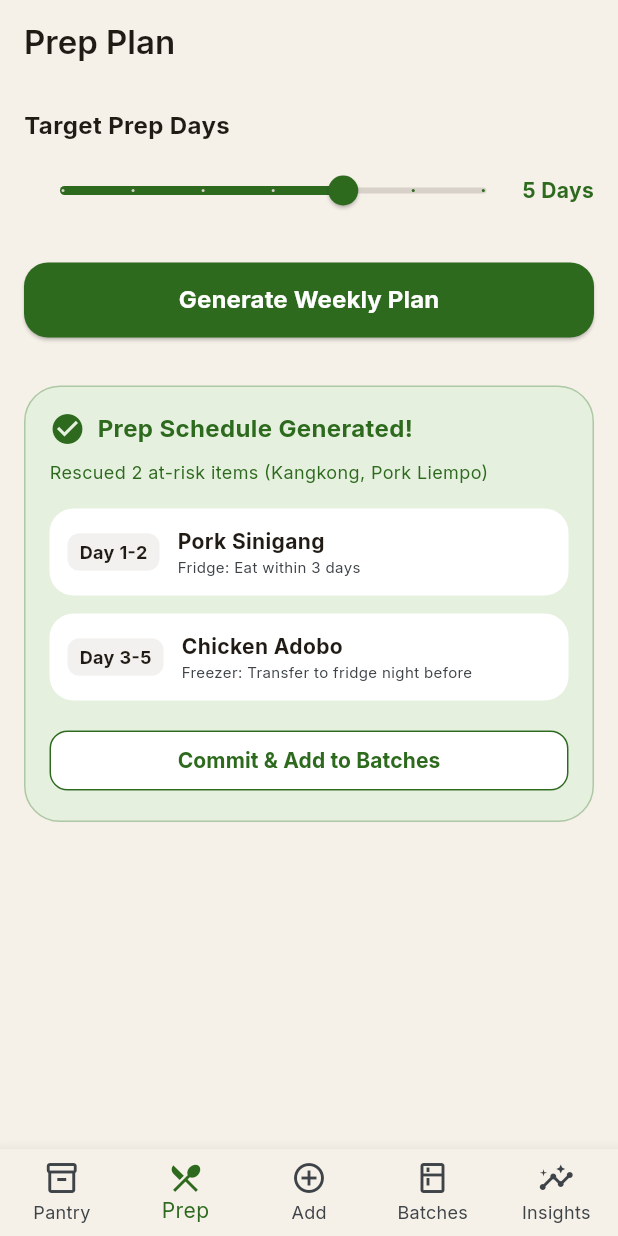
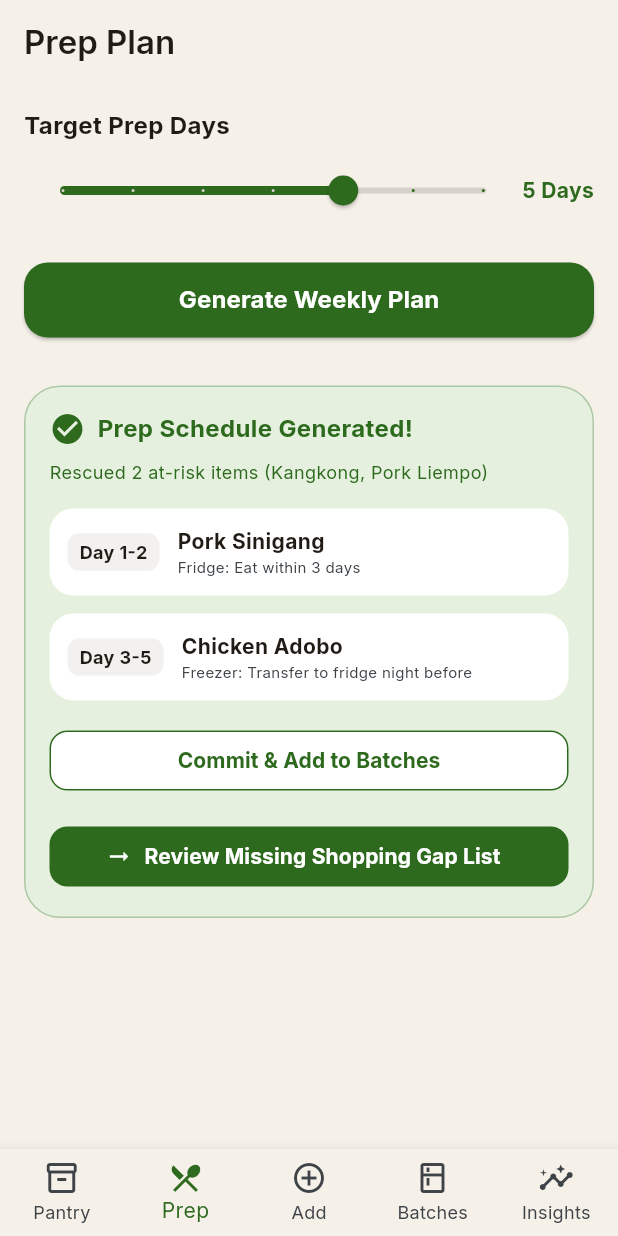
Before and after one commit to razielsevilla/prepmate, a Flutter app: the PrepPlannerScreen screen opened by its route, after a tap on "Generate Weekly Plan", on a phone screen of 412 x 824 dp. Run offline on Flutter 3.47's test engine with Material 3 defaults, Android fonts, the phone set to English and light mode, and no system bars; our stand-ins replace flutter_riverpod, go_router, google_fonts.

Commit message:
feat: implement shopping gap list view

```diff
--- a/mobile/lib/core/router/app_router.dart
+++ b/mobile/lib/core/router/app_router.dart
@@ -15,6 +15,10 @@ final routerProvider = Provider<GoRouter>((ref) {
       GoRoute(
         path: '/onboarding',
         builder: (context, state) => const OnboardingScreen(),
+      ),
+      GoRoute(
+        path: '/shopping',
+        builder: (context, state) => const ShoppingListScreen(),
       ),
       StatefulShellRoute.indexedStack(
         builder: (context, state, navigationShell) {
--- a/mobile/lib/features/planner/prep_planner_screen.dart
+++ b/mobile/lib/features/planner/prep_planner_screen.dart
@@ -1,5 +1,6 @@
 import 'package:flutter/material.dart';
 import 'package:flutter_riverpod/flutter_riverpod.dart';
+import 'package:go_router/go_router.dart';
 import '../../core/theme/app_colors.dart';
 import '../../core/state/providers.dart';
 
@@ -112,6 +113,25 @@ class _PrepPlannerScreenState extends ConsumerState<PrepPlannerScreen> {
                         child: const Text('Commit & Add to Batches', style: TextStyle(fontWeight: FontWeight.bold)),
                       ),
                     ),
+                    const SizedBox(height: 16),
+                    SizedBox(
+                      width: double.infinity,
+                      child: ElevatedButton.icon(
+                        onPressed: () {
+                          context.push('/shopping');
+                        },
+                        icon: const Icon(Icons.arrow_right_alt),
+                        label: const Text('Review Missing Shopping Gap List', style: TextStyle(fontWeight: FontWeight.bold)),
+                        style: ElevatedButton.styleFrom(
+                          backgroundColor: AppColors.forest,
+                          foregroundColor: Colors.white,
+                          elevation: 0,
+                          shape: RoundedRectangleBorder(
+                            borderRadius: BorderRadius.circular(12),
+                          ),
+                        ),
+                      ),
+                    ),
                   ],
                 ),
               ),
--- a/mobile/lib/features/screens.dart
+++ b/mobile/lib/features/screens.dart
@@ -5,3 +5,4 @@ export 'planner/prep_planner_screen.dart';
 export 'batches/batches_screen.dart';
 export 'insights/insights_screen.dart';
 export 'onboarding/onboarding_screen.dart';
+export 'shopping/shopping_list_screen.dart';
```
Also changed, not shown: mobile/lib/features/shopping/shopping_list_screen.dart (added, +109 -0 lines).
